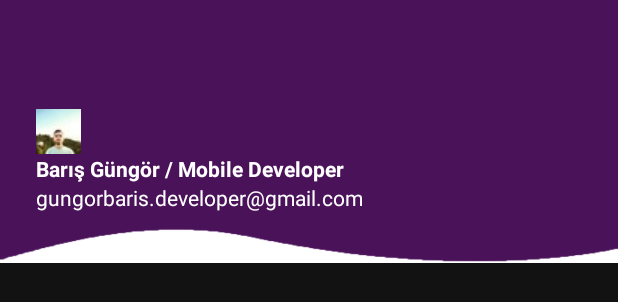
After one commit to baris-gungorr/RickAndMortyApp, an Android app: the layout nav_header.xml on its own in the app's theme, with its tools: preview values and no code run, on a phone screen of 412 x 824 dp. The commit adds this screen. Shown: the top 302 px of the screen. Run offline under Robolectric (Android 15) with nearby library versions, the phone set to English and light mode, and no system bars; network calls fail.

Commit message:
navigation drawer design started

```diff
--- /dev/null
+++ b/app/src/main/res/drawable/baseline_info_24.xml
@@ -0,0 +1,5 @@
+<vector android:height="24dp" android:tint="#FFFFFF"
+    android:viewportHeight="24" android:viewportWidth="24"
+    android:width="24dp" xmlns:android="http://schemas.android.com/apk/res/android">
+    <path android:fillColor="@android:color/white" android:pathData="M12,2C6.48,2 2,6.48 2,12s4.48,10 10,10 10,-4.48 10,-10S17.52,2 12,2zM13,17h-2v-6h2v6zM13,9h-2L11,7h2v2z"/>
+</vector>
--- /dev/null
+++ b/app/src/main/res/drawable/baseline_logout_24.xml
@@ -0,0 +1,5 @@
+<vector android:autoMirrored="true" android:height="24dp"
+    android:tint="#FFFFFF" android:viewportHeight="24"
+    android:viewportWidth="24" android:width="24dp" xmlns:android="http://schemas.android.com/apk/res/android">
+    <path android:fillColor="@android:color/white" android:pathData="M17,7l-1.41,1.41L18.17,11H8v2h10.17l-2.58,2.58L17,17l5,-5zM4,5h8V3H4c-1.1,0 -2,0.9 -2,2v14c0,1.1 0.9,2 2,2h8v-2H4V5z"/>
+</vector>
--- /dev/null
+++ b/app/src/main/res/drawable/baseline_share_24.xml
@@ -0,0 +1,5 @@
+<vector android:height="24dp" android:tint="#FFFFFF"
+    android:viewportHeight="24" android:viewportWidth="24"
+    android:width="24dp" xmlns:android="http://schemas.android.com/apk/res/android">
+    <path android:fillColor="@android:color/white" android:pathData="M18,16.08c-0.76,0 -1.44,0.3 -1.96,0.77L8.91,12.7c0.05,-0.23 0.09,-0.46 0.09,-0.7s-0.04,-0.47 -0.09,-0.7l7.05,-4.11c0.54,0.5 1.25,0.81 2.04,0.81 1.66,0 3,-1.34 3,-3s-1.34,-3 -3,-3 -3,1.34 -3,3c0,0.24 0.04,0.47 0.09,0.7L8.04,9.81C7.5,9.31 6.79,9 6,9c-1.66,0 -3,1.34 -3,3s1.34,3 3,3c0.79,0 1.5,-0.31 2.04,-0.81l7.12,4.16c-0.05,0.21 -0.08,0.43 -0.08,0.65 0,1.61 1.31,2.92 2.92,2.92 1.61,0 2.92,-1.31 2.92,-2.92s-1.31,-2.92 -2.92,-2.92z"/>
+</vector>
--- /dev/null
+++ b/app/src/main/res/layout/nav_header.xml
@@ -0,0 +1,32 @@
+<?xml version="1.0" encoding="utf-8"?>
+<LinearLayout
+    xmlns:android="http://schemas.android.com/apk/res/android"
+    android:orientation="vertical"
+    android:layout_width="match_parent"
+    android:layout_height="175dp"
+    android:gravity="bottom"
+    android:padding="24dp"
+    android:background="@drawable/header"
+    android:theme="@style/ThemeOverlay.AppCompat.Dark">
+
+    <ImageView
+        android:layout_width="wrap_content"
+        android:layout_height="wrap_content"
+        android:src="@drawable/foto"/>
+
+    <TextView
+        android:layout_width="wrap_content"
+        android:layout_height="wrap_content"
+        android:text="Barış Güngör / Mobile Developer"
+        android:textColor="@color/white"
+        android:textStyle="bold"/>
+
+    <TextView
+        android:layout_width="wrap_content"
+        android:layout_height="wrap_content"
+        android:text="gungorbaris.developer@gmail.com"
+        android:textColor="@color/white"
+        android:layout_marginBottom="10dp"
+        />
+
+</LinearLayout>
--- a/app/src/main/res/values/colors.xml
+++ b/app/src/main/res/values/colors.xml
@@ -4,13 +4,8 @@
     <color name="white">#FFFFFFFF</color>
     <color name="tabColor">#A192A6</color>
     <color name="pp">#4A1259</color>
-
-
     <color name="colorThird">#732C2C</color>
-
     <color name="colorSecond">#BFA77A</color>
     <color name="dark_gray">#ff424242</color>
     <color name="gray">#aaa</color>
-
-
 </resources>
--- a/app/src/main/res/values/strings.xml
+++ b/app/src/main/res/values/strings.xml
@@ -5,8 +5,8 @@
     <string name="character_not_found">Character not found</string>
     <string name="Episodes">Episodes</string>
 
-    -
-
+    <string name="open_nav">Open Navigation Drawer</string>
+    <string name="close_nav">Close Navigation Drawer</string>
 
     <string name="favorite_page_title">MY FAVORİTES</string>
     <string name="favorite_page_remove_tv">Delete?</string>
--- a/app/src/main/res/values/themes.xml
+++ b/app/src/main/res/values/themes.xml
@@ -1,8 +1,7 @@
 <resources xmlns:tools="http://schemas.android.com/tools">
     <!-- Base application theme. -->
     <style name="Base.Theme.RickAndMortyApp" parent="Theme.MaterialComponents.DayNight.NoActionBar">
-        <!-- Customize your light theme here. -->
-        <!-- <item name="colorPrimary">@color/my_light_primary</item> -->
+
 
         <item name="android:statusBarColor">@color/black</item>
 
@@ -27,5 +26,4 @@
         <item name="android:textColor">@drawable/eye</item>
     </style>
 
-
 </resources>
--- a/build.gradle.kts
+++ b/build.gradle.kts
@@ -9,6 +9,5 @@ buildscript {
 plugins {
     id("com.android.application") version "8.1.4" apply false
     id("org.jetbrains.kotlin.android") version "1.8.20" apply false
-
     id("androidx.navigation.safeargs") version "2.5.3" apply false
 }
```
Also changed, not shown: app/src/main/AndroidManifest.xml (+7 -0 lines), app/src/main/java/com/barisgungorr/rickandmortyapp/ui/detail/DetailFragment.kt (+8 -28 lines), app/src/main/java/com/barisgungorr/rickandmortyapp/ui/detail/DetailViewModel.kt (+0 -39 lines), app/src/main/res/layout/fragment_detail.xml (+11 -0 lines), app/src/main/res/layout/fragment_home.xml (+11 -0 lines), app/src/main/res/menu/drawer_menu.xml (added, +31 -0 lines), app/src/main/res/drawable/foto.jpg (added), app/src/main/res/drawable/header.png (added).
